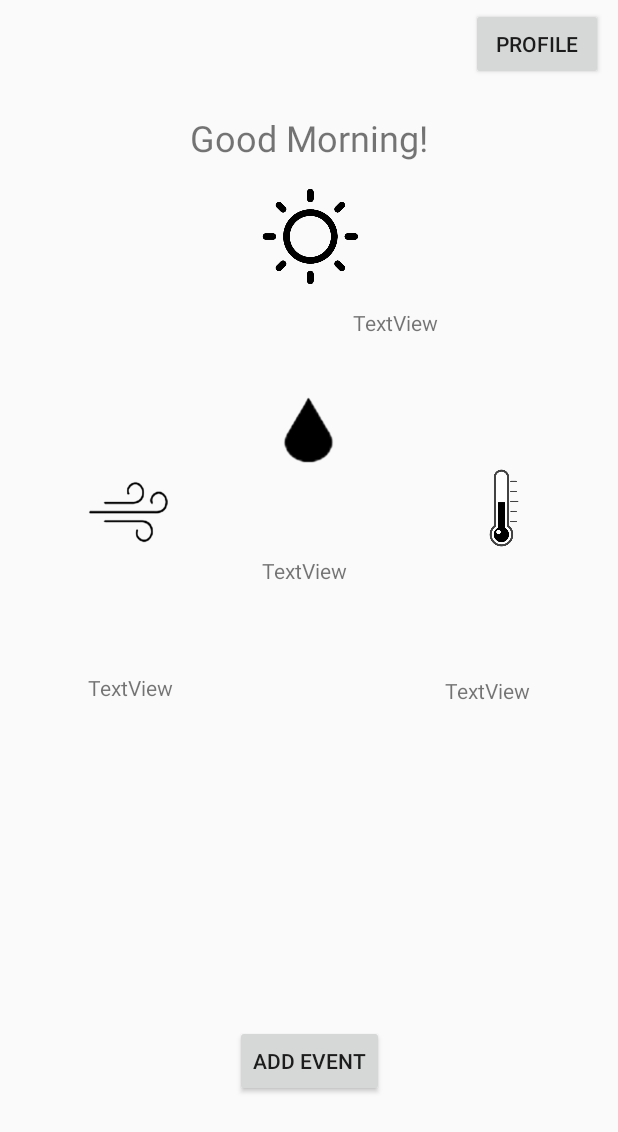
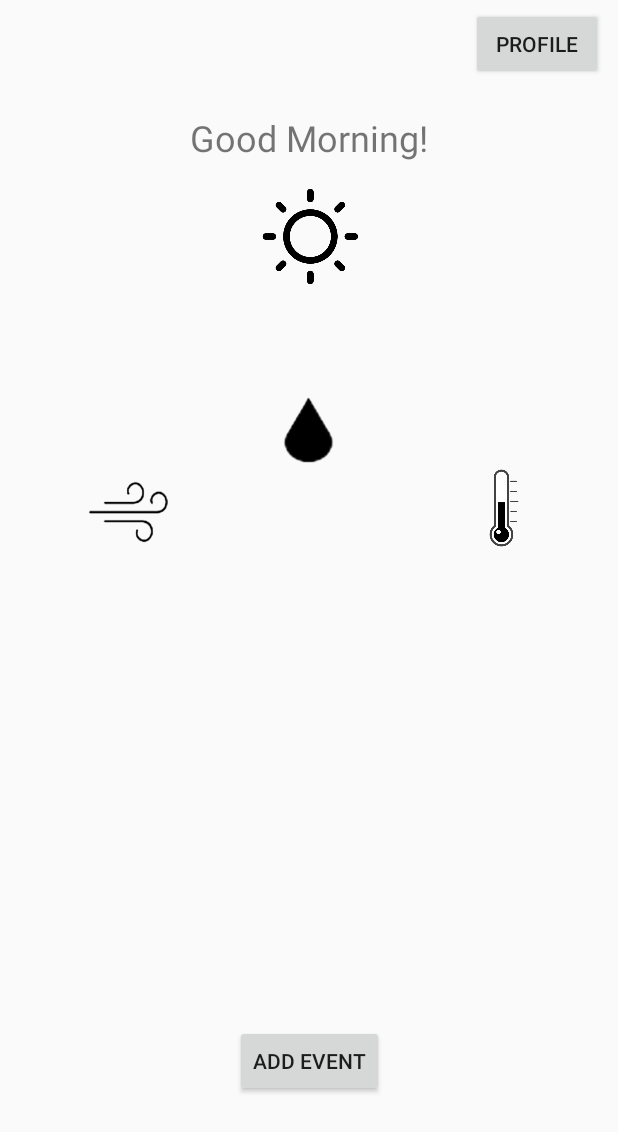
Before and after one commit to spock0724/Weatherlyzer, an Android app built with Jetpack Compose: the HomeActivity screen opened directly, with no data from a screen before it, on a phone screen of 412 x 824 dp. Shown: the top 1132 px of the screen. Run offline under Robolectric (Android 15) with nearby library versions, the phone set to English and light mode, and no system bars.

Commit message:
updated v.1 to amend to main branch

```diff
--- a/app/src/main/res/layout/home.xml
+++ b/app/src/main/res/layout/home.xml
@@ -34,7 +34,6 @@
         android:layout_width="wrap_content"
         android:layout_height="wrap_content"
         android:layout_marginBottom="356dp"
-        android:text="TextView"
         app:layout_constraintBottom_toBottomOf="parent"
         app:layout_constraintEnd_toStartOf="@+id/rainPercentage"
         app:layout_constraintStart_toStartOf="parent"
@@ -46,18 +45,29 @@
         android:layout_height="wrap_content"
         android:layout_marginStart="10dp"
         android:layout_marginBottom="354dp"
-        android:text="TextView"
         app:layout_constraintBottom_toBottomOf="parent"
         app:layout_constraintEnd_toEndOf="parent"
         app:layout_constraintStart_toEndOf="@+id/rainPercentage"
         app:layout_constraintTop_toBottomOf="@+id/tempIcon" />
 
     <TextView
+        android:id="@+id/currentLocation"
+        android:layout_width="wrap_content"
+        android:layout_height="wrap_content"
+        android:layout_marginStart="250dp"
+        android:layout_marginEnd="115dp"
+        android:layout_marginBottom="12dp"
+        app:layout_constraintBottom_toTopOf="@+id/tempIcon"
+        app:layout_constraintEnd_toEndOf="parent"
+        app:layout_constraintHorizontal_bias="1.0"
+        app:layout_constraintStart_toStartOf="parent" />
+
+    <TextView
         android:id="@+id/greetingMessage"
         android:layout_width="wrap_content"
         android:layout_height="wrap_content"
         android:layout_marginTop="75dp"
-        android:text="TextView"
+        android:text="@string/GreetingMsg"
         android:textSize="24sp"
         app:layout_constraintEnd_toEndOf="parent"
         app:layout_constraintStart_toStartOf="parent"
@@ -74,19 +84,6 @@
         app:layout_constraintEnd_toEndOf="parent"
         app:layout_constraintStart_toStartOf="parent"
         app:layout_constraintTop_toBottomOf="@+id/greetingMessage" />
-
-    <TextView
-        android:id="@+id/currentLocation"
-        android:layout_width="wrap_content"
-        android:layout_height="wrap_content"
-        android:layout_marginStart="250dp"
-        android:layout_marginEnd="120dp"
-        android:layout_marginBottom="12dp"
-        android:text="TextView"
-        app:layout_constraintBottom_toTopOf="@+id/tempIcon"
-        app:layout_constraintEnd_toEndOf="parent"
-        app:layout_constraintHorizontal_bias="1.0"
-        app:layout_constraintStart_toStartOf="parent" />
 
     <ImageView
         android:id="@+id/windIcon"
@@ -131,7 +128,6 @@
         android:layout_height="wrap_content"
         android:layout_marginEnd="-3dp"
         android:layout_marginBottom="254dp"
-        android:text="TextView"
         app:layout_constraintBottom_toTopOf="@+id/addeventButton"
         app:layout_constraintEnd_toStartOf="@+id/temp"
         app:layout_constraintStart_toEndOf="@+id/windSpeed"
@@ -139,12 +135,26 @@
 
     <ListView
         android:id="@+id/eventListView"
-        android:layout_width="384dp"
-        android:layout_height="162dp"
-        android:layout_marginBottom="1dp"
-        app:layout_constraintBottom_toTopOf="@+id/addeventButton"
+        android:layout_width="381dp"
+        android:layout_height="79dp"
+        android:layout_marginBottom="140dp"
+        app:layout_constraintBottom_toBottomOf="parent"
         app:layout_constraintEnd_toEndOf="parent"
         app:layout_constraintStart_toStartOf="parent"
-        app:layout_constraintTop_toBottomOf="@+id/rainPercentage" />
+        app:layout_constraintTop_toBottomOf="@+id/attireRecommendation" />
+
+    <TextView
+        android:id="@+id/attireRecommendation"
+        android:layout_width="346dp"
+        android:layout_height="35dp"
+        android:layout_marginTop="401dp"
+        android:layout_marginBottom="15dp"
+        android:text="@string/RecomendationMsg"
+        android:textAlignment="center"
+        android:textSize="20sp"
+        app:layout_constraintBottom_toTopOf="@+id/eventListView"
+        app:layout_constraintEnd_toEndOf="parent"
+        app:layout_constraintStart_toStartOf="parent"
+        app:layout_constraintTop_toTopOf="parent" />
 
 </androidx.constraintlayout.widget.ConstraintLayout>
--- a/app/src/main/res/values/strings.xml
+++ b/app/src/main/res/values/strings.xml
@@ -8,4 +8,6 @@
     <string name="name">Name:</string>
     <string name="jandroidname">Joe Android</string>
     <string name="homeTitle">Welcome!</string>
+    <string name="RecomendationMsg" />
+    <string name="GreetingMsg" />
 </resources>
```
Also changed, not shown: app/src/main/assets/conditioncodes.txt (added, +49 -0 lines), app/src/main/java/com/example/weatherlyzerapplication/HomeActivity.java (+116 -0 lines).
